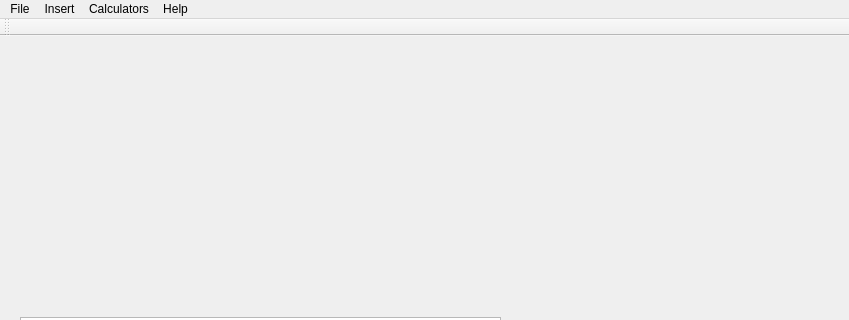
This is mainwindow.ui in iainxingham/IxTrak as Qt 5 draws it before an edit; both pictures show x 0 to 849 and y 0 to 320 of the 849 by 459 pixel window. The edited form follows.
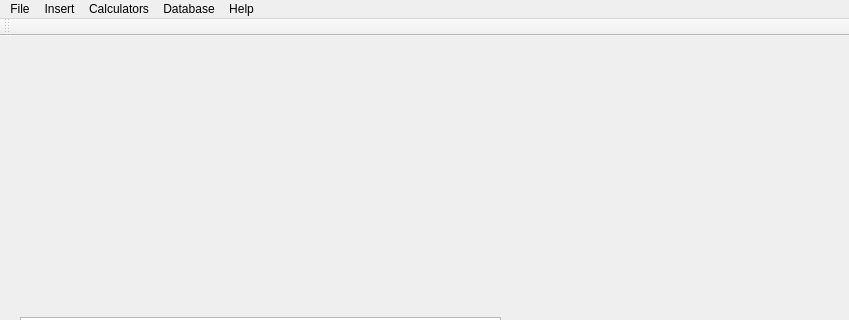
This is the edited form.

Diff of the .ui file:
```diff
--- a/mainwindow.ui
+++ b/mainwindow.ui
@@ -31,7 +31,7 @@
      <x>0</x>
      <y>0</y>
      <width>849</width>
-     <height>22</height>
+     <height>27</height>
     </rect>
    </property>
    <widget class="QMenu" name="menuFile">
@@ -64,9 +64,16 @@
     <addaction name="actionPre_clinic_Ix"/>
     <addaction name="actionNew_interaction"/>
    </widget>
+   <widget class="QMenu" name="menuDatabase">
+    <property name="title">
+     <string>Database</string>
+    </property>
+    <addaction name="actionSQL"/>
+   </widget>
    <addaction name="menuFile"/>
    <addaction name="menuInsert"/>
    <addaction name="menuCalculators"/>
+   <addaction name="menuDatabase"/>
    <addaction name="menuHelp"/>
   </widget>
   <widget class="QToolBar" name="mainToolBar">
```
Left out of the diff: 5 changed lines with no effect on the pictures.
